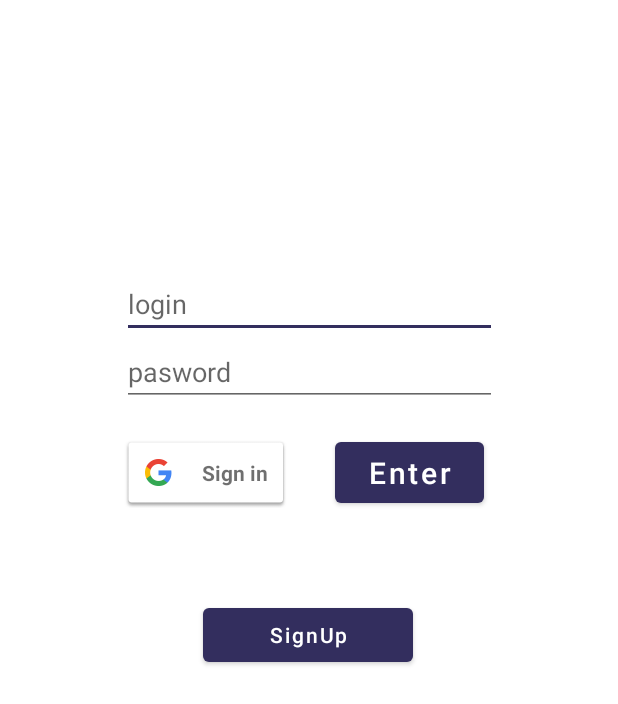
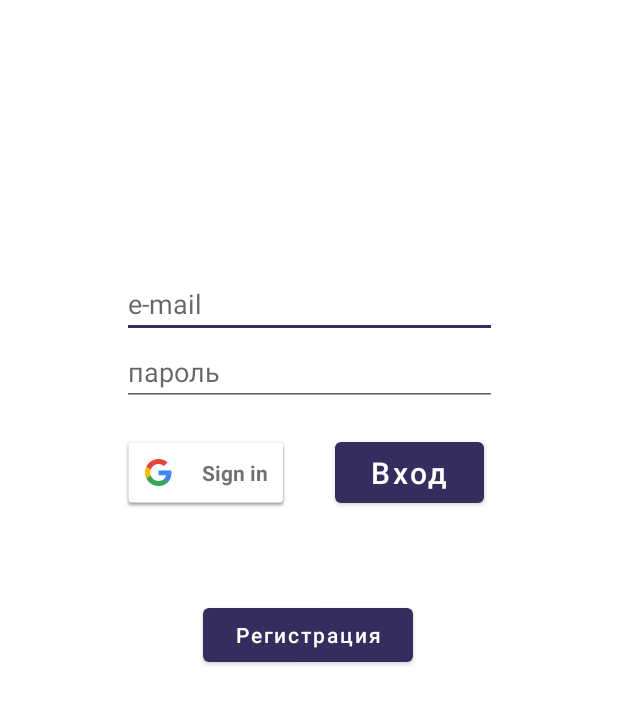
Before and after one commit to Iv4nKek/C4lculator, an Android app: the screen it shows after launch (MainActivity), on a phone screen of 412 x 824 dp. Shown: the top 704 px of the screen. Run offline under Robolectric (Android 15) with nearby library versions, the light colour scheme and no system bars; our stand-ins replace navigation-ui.

Commit message:
fix naming

```diff
--- a/app/src/main/res/layout/activity_auth.xml
+++ b/app/src/main/res/layout/activity_auth.xml
@@ -34,7 +34,7 @@
             android:layout_marginLeft="30dp"
             android:insetTop="4dp"
             android:insetBottom="4dp"
-            android:text="Enter"
+            android:text="Вход"
             android:textAllCaps="false"
             android:textSize="20sp" />
 
@@ -46,7 +46,7 @@
         android:layout_height="wrap_content"
         android:layout_marginTop="180dp"
         android:ems="10"
-        android:hint="login"
+        android:hint="e-mail"
         android:inputType="textPersonName"
         app:layout_constraintEnd_toEndOf="parent"
         app:layout_constraintStart_toStartOf="parent"
@@ -59,7 +59,7 @@
         android:contentDescription="dasffsd"
         android:ems="10"
 
-        android:hint="pasword"
+        android:hint="пароль"
         android:inputType="textPersonName"
         android:password="true"
         app:layout_constraintEnd_toEndOf="parent"
@@ -71,7 +71,7 @@
         android:layout_width="140dp"
         android:layout_height="wrap_content"
         android:layout_marginTop="60dp"
-        android:text="SignUp"
+        android:text="Регистрация"
         android:textAllCaps="false"
         app:layout_constraintEnd_toEndOf="parent"
         app:layout_constraintHorizontal_bias="0.498"
--- a/app/src/main/res/layout/activity_sign_up.xml
+++ b/app/src/main/res/layout/activity_sign_up.xml
@@ -205,7 +205,7 @@
         android:layout_height="wrap_content"
         android:layout_marginTop="10dp"
         android:background="#FFFFFF"
-        android:text="SignUp"
+        android:text="Зарегестрироваться"
         android:textAllCaps="false"
         android:textColor="#FFFFFF"
         android:textSize="20sp"
```
